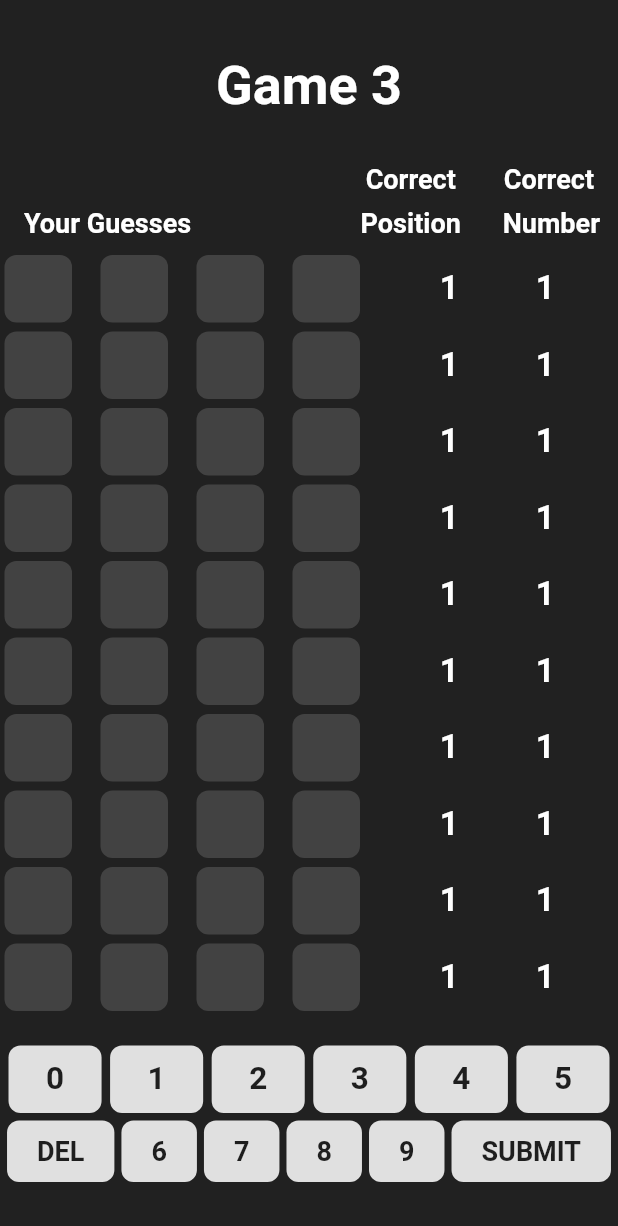
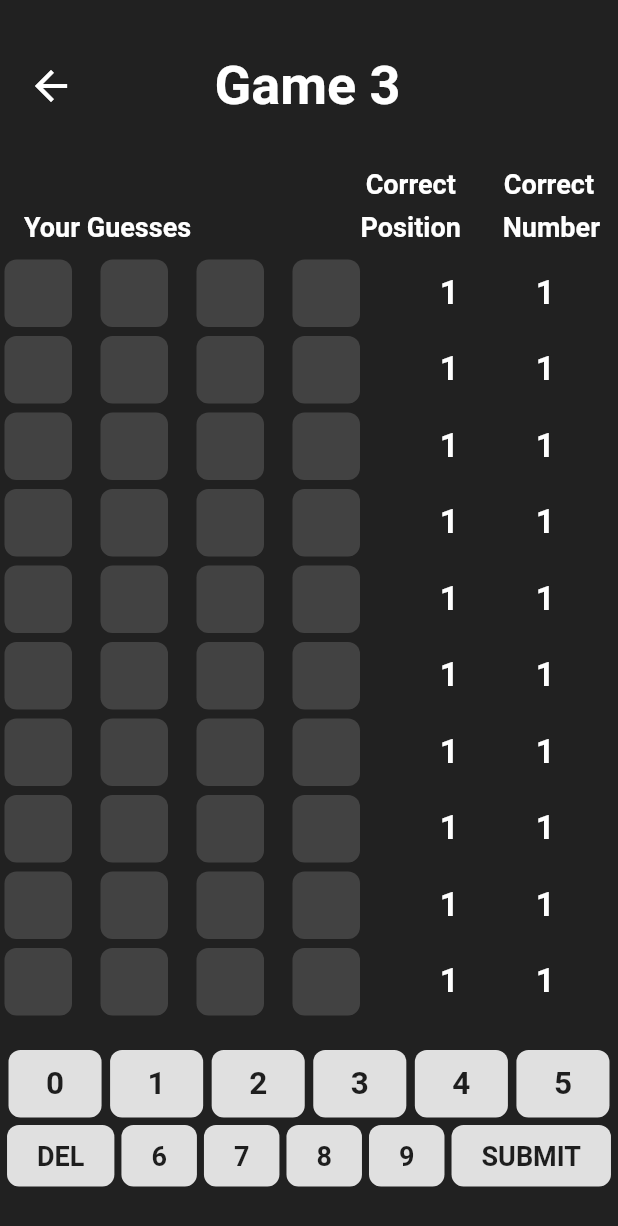
Before and after one commit to LenciCruz/NumeroWhiz, a Flutter app: the Game3Screen screen opened directly, on a phone screen of 412 x 824 dp. Shown: the top 1226 px of the screen. Run offline on Flutter 3.47's test engine with Material 2 defaults, Android fonts, the light colour scheme and no system bars.

Commit message:
back button adjusted

```diff
--- a/lib/screens/game3_screen.dart
+++ b/lib/screens/game3_screen.dart
@@ -1,6 +1,7 @@
 import 'package:flutter/material.dart';
 import '../utils/game3_provider.dart';
 import '../widgets/game3_keyboard.dart';
+import 'mainmenu_screen.dart';
 
 class Game3Screen extends StatefulWidget {
   const Game3Screen({Key? key}) : super(key: key);
@@ -12,6 +13,7 @@ class Game3Screen extends StatefulWidget {
 class _GameScreenState extends State<Game3Screen> {
   final PaDGame _game = PaDGame();
   late String word;
+
   @override
   void initState() {
     super.initState();
@@ -21,11 +23,23 @@ class _GameScreenState extends State<Game3Screen> {
   @override
   Widget build(BuildContext context) {
     return Scaffold(
-      backgroundColor: Color(0xFF212121),
+      backgroundColor: const Color(0xFF212121),
       body: Column(
         mainAxisAlignment: MainAxisAlignment.center,
         crossAxisAlignment: CrossAxisAlignment.center,
         children: [
+          Row(
+            children: [
+              Padding(
+                padding: const EdgeInsets.only(left: 10.0), // Adjust the left padding for the back button
+                child: IconButton(
+                  icon: const Icon(Icons.arrow_back, color: Colors.white, size: 32),
+                  onPressed: () {
+                    Navigator.pushReplacement(context, MaterialPageRoute(builder: (context) => MainMenuPage()));
+                  },
+                ),
+              ),
+              const SizedBox(width: 85.0), // Adjust the width based on your needs
               const Text(
                 "Game 3",
                 style: TextStyle(
@@ -33,6 +47,17 @@ class _GameScreenState extends State<Game3Screen> {
                   fontSize: 36,
                   fontWeight: FontWeight.bold,
                 ),
+              ),
+              // If you want to add another button or any other widget on the right side, you can do so here
+              // Example:
+              // SizedBox(width: 8.0), // Adjust the width based on your needs
+              // IconButton(
+              //   icon: const Icon(Icons.settings, color: Colors.white, size: 32),
+              //   onPressed: () {
+              //     // Handle settings button press
+              //   },
+              // ),
+            ],
           ),
           const SizedBox(
             height: 10.0,
--- a/lib/widgets/game3_keyboard.dart
+++ b/lib/widgets/game3_keyboard.dart
@@ -153,6 +153,7 @@ class _GameKeyboardState extends State<Game3Keyboard> {
                         }
                         widget.game.rowId++;
                         widget.game.letterId = 0;
+
                         // Check if the user has failed and show an alert after 2 seconds
                         if (widget.game.rowId >= 10) {
                           Future.delayed(const Duration(seconds: 2), () {
```
Also changed, not shown: lib/screens/game2_screen.dart (+7 -4 lines). Lines whose indentation alone changed are shown as unchanged.
